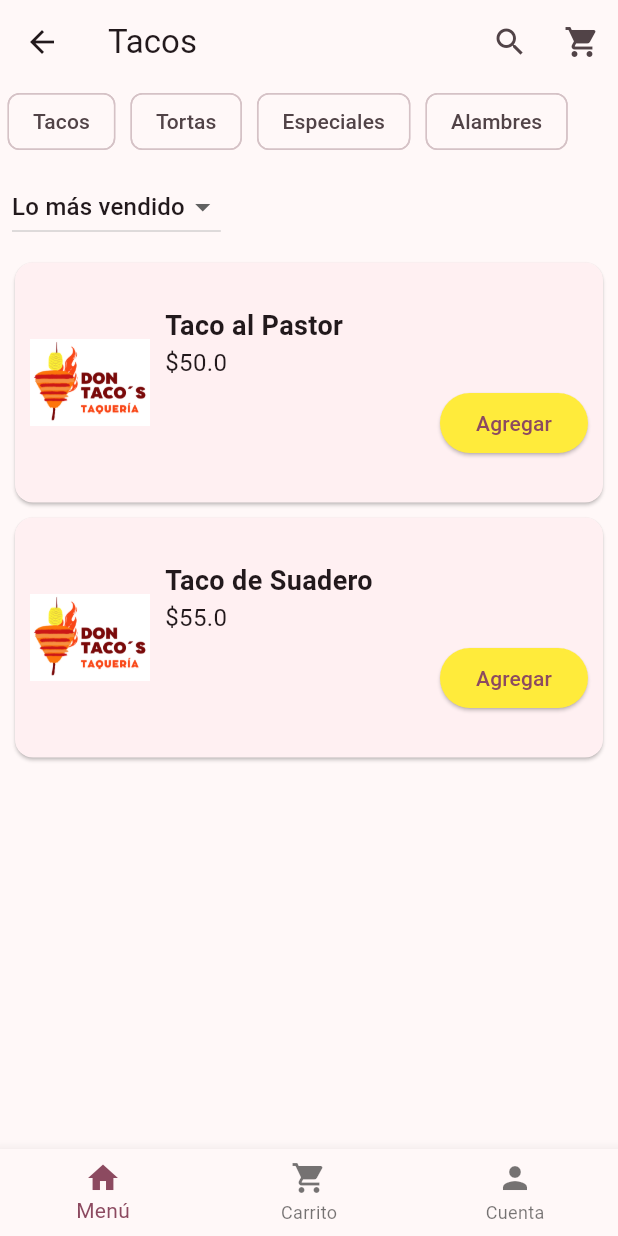
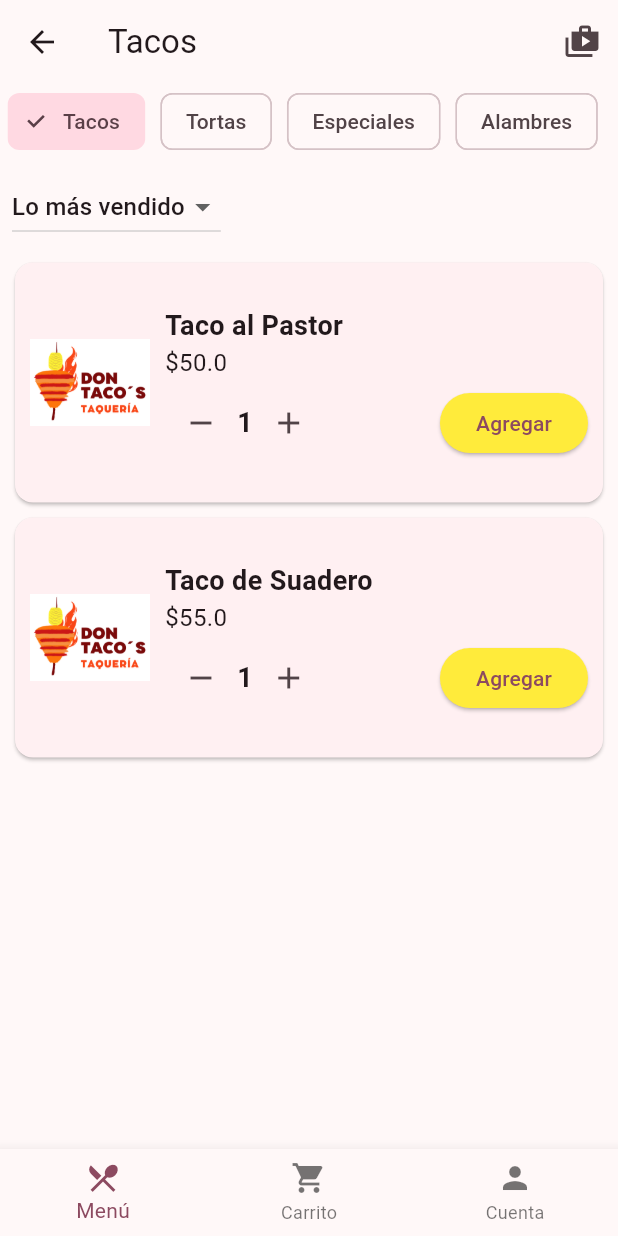
Before and after one commit to Luu92/Don-Taco-s-Food, a Flutter app: the CategoriasScreen screen opened directly, after a tap on "Tacos", on a phone screen of 412 x 824 dp. Run offline on Flutter 3.47's test engine with Material 3 defaults, Android fonts, the phone set to English and light mode, and no system bars.

```diff
--- a/lib/features/menu/screens/alimentos_screen.dart
+++ b/lib/features/menu/screens/alimentos_screen.dart
@@ -1,6 +1,5 @@
 import 'package:demo_app/features/carrito/providers/carrito_provider.dart';
 import 'package:demo_app/features/carrito/screens/carrito_screen.dart';
-import 'package:demo_app/features/widgets/bottom_nav_bar.dart';
 import 'package:demo_app/models/alimento.dart';
 import 'package:demo_app/models/categoria.dart';
 import 'package:demo_app/services/alimento_service.dart';
@@ -22,15 +21,18 @@ class _AlimentosScreenState extends State<AlimentosScreen> {
   String filtroSeleccionado = 'Lo más vendido';
   List<Categoria> categorias = CategoriaService().obtenerCategorias();
   late Categoria categoriaActual;
-  int _currentIndex = 0;
 
   List<Alimento> alimentos = [];
+  Map<int, int> cantidadesSeleccionadas = {};
 
   @override
   void initState() {
     super.initState();
     categoriaActual = widget.categoriaSeleccionada;
     alimentos = _alimentoService.obtenerAlimentos();
+    for (var alimento in alimentos) {
+      cantidadesSeleccionadas[alimento.id] = 1;
+    }
   }
 
   void actualizarCategoria(Categoria nuevaCategoria) {
@@ -39,25 +41,21 @@ class _AlimentosScreenState extends State<AlimentosScreen> {
     });
   }
 
-  void _onNavBarTapped(int index) {
+  void incrementarCantidad(int alimentoId) {
     setState(() {
-      _currentIndex = index;
+      cantidadesSeleccionadas[alimentoId] =
+          (cantidadesSeleccionadas[alimentoId] ?? 1) + 1;
     });
   }
 
-  // void _incrementarCantidad(int index) {
-  //   setState(() {
-  //     alimentos[index]['cantidad']++;
-  //   });
-  // }
-
-  // void _disminuirCantidad(int index) {
-  //   setState(() {
-  //     if (alimentos[index]['cantidad'] > 1) {
-  //       alimentos[index]['cantidad']--;
-  //     }
-  //   });
-  // }
+  void disminuirCantidad(int alimentoId) {
+    setState(() {
+      if ((cantidadesSeleccionadas[alimentoId] ?? 1) > 1) {
+        cantidadesSeleccionadas[alimentoId] =
+            cantidadesSeleccionadas[alimentoId]! - 1;
+      }
+    });
+  }
 
   @override
   Widget build(BuildContext context) {
@@ -70,13 +68,9 @@ class _AlimentosScreenState extends State<AlimentosScreen> {
         title: Text(categoriaActual.nombre),
         actions: [
           IconButton(
-            icon: const Icon(Icons.search),
-            onPressed: () {},
-          ),
-          IconButton(
             icon: Stack(
               children: [
-                const Icon(Icons.shopping_cart),
+                const Icon(Icons.shop_2),
                 Positioned(
                   right: 0,
                   child: Consumer<CarritoProvider>(
@@ -131,7 +125,7 @@ class _AlimentosScreenState extends State<AlimentosScreen> {
               itemCount: categorias.length,
               itemBuilder: (context, index) {
                 bool esSeleccionado =
-                    categorias[index].nombre == categoriaActual;
+                    categorias[index].nombre == categoriaActual.nombre;
                 return Padding(
                   padding: const EdgeInsets.symmetric(horizontal: 5),
                   child: ChoiceChip(
@@ -202,22 +196,33 @@ class _AlimentosScreenState extends State<AlimentosScreen> {
                                 mainAxisAlignment:
                                     MainAxisAlignment.spaceBetween,
                                 children: [
+                                  // Boton de cantidades a enviar al carrito
                                   Row(
+                                    mainAxisSize: MainAxisSize.min,
                                     children: [
-                                      // IconButton(
-                                      //   icon: const Icon(Icons.remove),
-                                      //   onPressed:
-                                      //       alimentos[index]['cantidad'] > 1
-                                      //           ? () =>
-                                      //               _disminuirCantidad(index)
-                                      //           : null,
-                                      // ),
-                                      // Text("${alimentos[index]['cantidad']}"),
-                                      // IconButton(
-                                      //   icon: const Icon(Icons.add),
-                                      //   onPressed: () =>
-                                      //       _incrementarCantidad(index),
-                                      // ),
+                                      IconButton(
+                                        icon: const Icon(Icons.remove),
+                                        onPressed: () {
+                                          disminuirCantidad(
+                                            alimentosFiltrados[index].id,
+                                          );
+                                        },
+                                      ),
+                                      Text(
+                                        '${cantidadesSeleccionadas[alimentosFiltrados[index].id]}',
+                                        style: const TextStyle(
+                                          fontSize: 18,
+                                          fontWeight: FontWeight.bold,
+                                        ),
+                                      ),
+                                      IconButton(
+                                        icon: const Icon(Icons.add),
+                                        onPressed: () {
+                                          incrementarCantidad(
+                                            alimentosFiltrados[index].id,
+                                          );
+                                        },
+                                      ),
                                     ],
                                   ),
 
@@ -233,7 +238,13 @@ class _AlimentosScreenState extends State<AlimentosScreen> {
                                             alimentosFiltrados[index].nombre,
                                         'precio':
                                             alimentosFiltrados[index].precio,
-                                        'cantidad': 1,
+                                        'cantidad': cantidadesSeleccionadas[
+                                                alimentosFiltrados[index].id] ??
+                                            1,
+                                      });
+                                      setState(() {
+                                        cantidadesSeleccionadas[
+                                            alimentosFiltrados[index].id] = 1;
                                       });
                                     },
                                     child: const Text('Agregar'),
@@ -252,10 +263,6 @@ class _AlimentosScreenState extends State<AlimentosScreen> {
           ),
         ],
       ),
-      bottomNavigationBar: CustomBottomNavBar(
-        currentIndex: _currentIndex,
-        onTap: _onNavBarTapped,
-      ),
     );
   }
 }
--- a/lib/features/menu/screens/categorias_screen.dart
+++ b/lib/features/menu/screens/categorias_screen.dart
@@ -1,6 +1,6 @@
+import 'package:demo_app/features/navigation/screens/main_container.dart';
 import 'package:demo_app/services/categoria_service.dart';
 import 'package:flutter/material.dart';
-import 'alimentos_screen.dart';
 
 class CategoriasScreen extends StatelessWidget {
   const CategoriasScreen({super.key});
@@ -27,8 +27,8 @@ class CategoriasScreen extends StatelessWidget {
                 Navigator.push(
                   context,
                   MaterialPageRoute(
-                    builder: (_) => AlimentosScreen(
-                      categoriaSeleccionada: categorias[index],
+                    builder: (_) => MainContainer(
+                      categoriaInicial: categorias[index],
                     ),
                   ),
                 );
--- /dev/null
+++ b/lib/features/navigation/screens/main_container.dart
@@ -0,0 +1,59 @@
+import 'package:flutter/material.dart';
+import 'package:demo_app/models/categoria.dart';
+import 'package:demo_app/features/menu/screens/alimentos_screen.dart';
+import 'package:demo_app/features/carrito/screens/carrito_screen.dart';
+
+class MainContainer extends StatefulWidget {
+  final Categoria categoriaInicial;
+
+  const MainContainer({
+    super.key,
+    required this.categoriaInicial,
+  });
+
+  @override
+  State<MainContainer> createState() => _MainContainerState();
+}
+
+class _MainContainerState extends State<MainContainer> {
+  int currentIndex = 0;
+
+  @override
+  Widget build(BuildContext context) {
+    final pantallas = [
+      AlimentosScreen(
+        categoriaSeleccionada: widget.categoriaInicial,
+      ),
+      const CarritoScreen(),
+      const Center(
+        child: Text('Perfil'),
+      ),
+    ];
+
+    return Scaffold(
+      body: pantallas[currentIndex],
+      bottomNavigationBar: BottomNavigationBar(
+        currentIndex: currentIndex,
+        onTap: (index) {
+          setState(() {
+            currentIndex = index;
+          });
+        },
+        items: const [
+          BottomNavigationBarItem(
+            icon: Icon(Icons.restaurant_menu),
+            label: 'Menú',
+          ),
+          BottomNavigationBarItem(
+            icon: Icon(Icons.shopping_cart),
+            label: 'Carrito',
+          ),
+          BottomNavigationBarItem(
+            icon: Icon(Icons.person),
+            label: 'Cuenta',
+          ),
+        ],
+      ),
+    );
+  }
+}
```
Also changed, not shown: lib/features/carrito/providers/carrito_provider.dart (+30 -0 lines), lib/features/carrito/screens/carrito_screen.dart (+104 -7 lines), lib/features/widgets/bottom_nav_bar.dart (+19 -2 lines).
